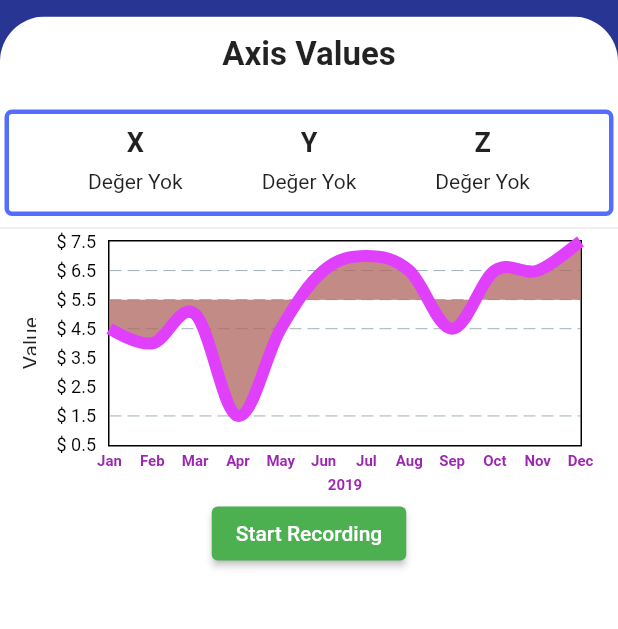
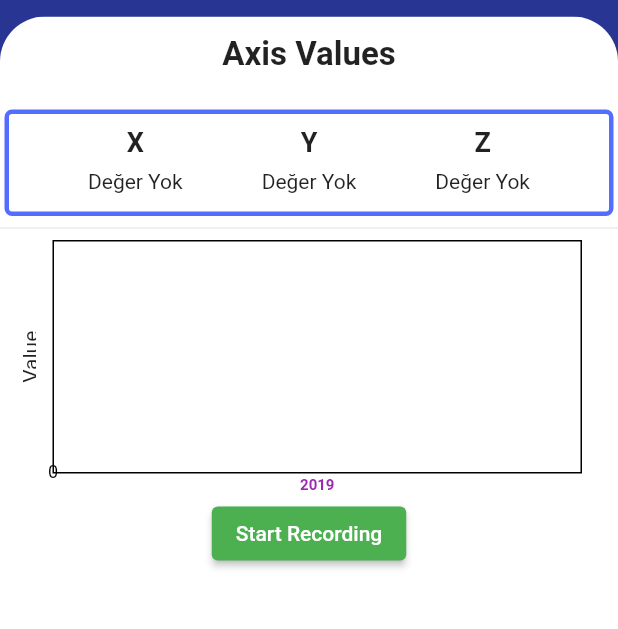
Before and after one commit to yuceltalha/vibration_analyzer, a Flutter app: the screen it shows after launch, on a phone screen of 412 x 824 dp, the part 51-680 px from its top. Run offline on Flutter 3.47's test engine with Material 2 defaults, Android fonts, the light colour scheme and no system bars; drawn by our look-alikes of fl_chart; our stand-ins replace charts_flutter, sensors_plus, syncfusion_flutter_charts; Roboto replaces fonts that are missing (Ibarra).

Commit message:
Chart Completed

```diff
--- a/lib/Screens/chart_ex.dart
+++ b/lib/Screens/chart_ex.dart
@@ -1,66 +1,14 @@
 import 'package:fl_chart/fl_chart.dart';
 import 'package:flutter/material.dart';
 
-class LineChartSample4 extends StatelessWidget {
-  const LineChartSample4({Key? key}) : super(key: key);
+// ignore: must_be_immutable
+class LineChartSample4 extends StatefulWidget {
+  List<double> mDataY;
+  List<double> mDataX;
+  List<double> mDataZ;
 
-  Widget bottomTitleWidgets(double value, TitleMeta meta) {
-    String text;
-    switch (value.toInt()) {
-      case 0:
-        text = 'Jan';
-        break;
-      case 1:
-        text = 'Feb';
-        break;
-      case 2:
-        text = 'Mar';
-        break;
-      case 3:
-        text = 'Apr';
-        break;
-      case 4:
-        text = 'May';
-        break;
-      case 5:
-        text = 'Jun';
-        break;
-      case 6:
-        text = 'Jul';
-        break;
-      case 7:
-        text = 'Aug';
-        break;
-      case 8:
-        text = 'Sep';
-        break;
-      case 9:
-        text = 'Oct';
-        break;
-      case 10:
-        text = 'Nov';
-        break;
-      case 11:
-        text = 'Dec';
-        break;
-      default:
-        return Container();
-    }
+  LineChartSample4({Key? key,required this.mDataX,required this.mDataZ,required this.mDataY}) : super(key: key);
 
-    return SideTitleWidget(
-      axisSide: meta.axisSide,
-      space: 4,
-      child: Text(text, style: _dateTextStyle),
-    );
-  }
-
-  Widget leftTitleWidgets(double value, TitleMeta meta) {
-    const style = TextStyle(color: Colors.black, fontSize: 12.0);
-    return SideTitleWidget(
-      axisSide: meta.axisSide,
-      child: Text('\$ ${value + 0.5}', style: style),
-    );
-  }
 
   static const _dateTextStyle = TextStyle(
     fontSize: 10,
@@ -69,9 +17,39 @@ class LineChartSample4 extends StatelessWidget {
   );
 
   @override
+  State<LineChartSample4> createState() => _LineChartSample4State();
+}
+
+class _LineChartSample4State extends State<LineChartSample4> {
+  double maxV = 0;
+
+  double minV = 0;
+
+  Widget leftTitleWidgets(double value, TitleMeta meta) {
+    if(value>maxV){maxV = value;}
+    if(value<minV){minV = value;}
+    const style = TextStyle(color: Colors.black, fontSize: 12.0);
+    return SideTitleWidget(
+      axisSide: meta.axisSide,
+      child: Text('${value.round()}', style: style),
+    );
+  }
+
+  @override
   Widget build(BuildContext context) {
-    const cutOffYValue = 5.0;
-
+    double cutOffYValue = widget.mDataY.length<100 ? 0 : widget.mDataY[50];
+  List<FlSpot> spotsY =
+      widget.mDataY.asMap().entries.map((e) {
+         return FlSpot(e.key.toDouble(), e.value);
+      }).toList();
+      List<FlSpot> spotsZ =
+      widget.mDataZ.asMap().entries.map((e) {
+         return FlSpot(e.key.toDouble(), e.value);
+      }).toList();
+      List<FlSpot> spotsX =
+      widget.mDataX.asMap().entries.map((e) {
+         return FlSpot(e.key.toDouble(), e.value);
+      }).toList();
     return AspectRatio(
       aspectRatio: 2.4,
       child: Padding(
@@ -81,31 +59,19 @@ class LineChartSample4 extends StatelessWidget {
             lineTouchData: LineTouchData(enabled: false),
             lineBarsData: [
               LineChartBarData(
-                spots: const [
-                  FlSpot(0, 4),
-                  FlSpot(1, 3.5),
-                  FlSpot(2, 4.5),
-                  FlSpot(3, 1),
-                  FlSpot(4, 4),
-                  FlSpot(5, 6),
-                  FlSpot(6, 6.5),
-                  FlSpot(7, 6),
-                  FlSpot(8, 4),
-                  FlSpot(9, 6),
-                  FlSpot(10, 6),
-                  FlSpot(11, 7),
-                ],
+                spots: spotsY,
                 isCurved: true,
-                barWidth: 8,
-                color: Colors.purpleAccent,
+                barWidth: 1,
+                color: Colors.green,
+
                 belowBarData: BarAreaData(
-                  show: true,
+                  show: false,
                   color: Colors.deepPurple.withOpacity(0.4),
                   cutOffY: cutOffYValue,
                   applyCutOffY: true,
                 ),
                 aboveBarData: BarAreaData(
-                  show: true,
+                  show: false,
                   color: Colors.orange.withOpacity(0.6),
                   cutOffY: cutOffYValue,
                   applyCutOffY: true,
@@ -114,8 +80,55 @@ class LineChartSample4 extends StatelessWidget {
                   show: false,
                 ),
               ),
+
+
+               LineChartBarData(
+                spots: spotsZ,
+                isCurved: true,
+                barWidth: 1,
+                color: Colors.black,
+
+                belowBarData: BarAreaData(
+                  show: false,
+                  color: Colors.deepPurple.withOpacity(0.4),
+                  cutOffY: cutOffYValue,
+                  applyCutOffY: true,
+                ),
+                aboveBarData: BarAreaData(
+                  show: false,
+                  color: Colors.orange.withOpacity(0.6),
+                  cutOffY: cutOffYValue,
+                  applyCutOffY: true,
+                ),
+                dotData: FlDotData(
+                  show: false,
+                ),
+              ),
+              LineChartBarData(
+                spots: spotsX,
+                isCurved: true,
+                barWidth: 1,
+                color: Colors.indigo,
+
+                belowBarData: BarAreaData(
+                  show: false,
+                  color: Colors.deepPurple.withOpacity(0.4),
+                  cutOffY: cutOffYValue,
+                  applyCutOffY: true,
+                ),
+                aboveBarData: BarAreaData(
+                  show: false,
+                  color: Colors.orange.withOpacity(0.6),
+                  cutOffY: cutOffYValue,
+                  applyCutOffY: true,
+                ),
+                dotData: FlDotData(
+                  show: false,
+                ),
+              ),
+
+
             ],
-            minY: 0,
             titlesData: FlTitlesData(
               show: true,
               topTitles: AxisTitles(
@@ -127,13 +140,13 @@ class LineChartSample4 extends StatelessWidget {
               bottomTitles: AxisTitles(
                 axisNameWidget: const Text(
                   '2019',
-                  style: _dateTextStyle,
+                  style: LineChartSample4._dateTextStyle,
                 ),
                 sideTitles: SideTitles(
-                  showTitles: true,
+                  showTitles: false,
                   reservedSize: 18,
                   interval: 1,
-                  getTitlesWidget: bottomTitleWidgets,
+                  //getTitlesWidget: bottomTitleWidgets,
                 ),
               ),
               leftTitles: AxisTitles(
@@ -144,8 +157,9 @@ class LineChartSample4 extends StatelessWidget {
                 ),
                 sideTitles: SideTitles(
                   showTitles: true,
-                  interval: 1,
-                  reservedSize: 40,
+                  interval: 3,
+                  reservedSize: 3,
+
                   getTitlesWidget: leftTitleWidgets,
                 ),
               ),
@@ -155,7 +169,7 @@ class LineChartSample4 extends StatelessWidget {
               drawVerticalLine: false,
               horizontalInterval: 1,
               checkToShowHorizontalLine: (double value) {
-                return value == 1 || value == 6 || value == 4 || value == 5;
+                return true;
               },
             ),
           ),
--- a/lib/Screens/home_page.dart
+++ b/lib/Screens/home_page.dart
@@ -22,15 +22,14 @@ class _HomePageState extends State<HomePage> {
   bool recording = false;
   StreamSubscription? streamSub;
   UserAccelerometerEvent? event;
-  List<double> liste = [0];
+  List<double> listeY = [0];
+  List<double> listeX = [0];
+  List<double> listeZ = [0];
   String recordStat = "Start Recording";
   var listLen = [];
 
   @override
   Widget build(BuildContext context) {
-    for (int i = 0; i < liste.length; i++) {
-      listLen.add([liste[i],i]);
-    }
     return Scaffold(
       backgroundColor: Colors.indigo.shade800,
       appBar: AppBar(
@@ -121,28 +120,11 @@ class _HomePageState extends State<HomePage> {
                     ],
                   ),
                 ),
-                /* SfCartesianChart(
-                  primaryXAxis: CategoryAxis(),
-                  // Chart title
-                  title: ChartTitle(text: 'Half yearly sales analysis'),
-                  // Enable legend
-                  legend: Legend(isVisible: true),
-                  // Enable tooltip
-                  tooltipBehavior: TooltipBehavior(enable: true),
-                  series: <ChartSeries>[
-                    LineSeries(
 
-                        dataSource: listLen,
-                        xValueMapper: (listLen, _) => listLen[1],
-                        yValueMapper: (listLen, _) => listLen[0],
-                        name: 'Sales',
-                        // Enable data label
-                        dataLabelSettings: const DataLabelSettings(isVisible: true))
-                  ],
-                ),*/
-                Divider(),
+                const Divider(),
 
-                LineChartSample4(),
+                LineChartSample4(
+                    mDataY: listeY, mDataX: listeX, mDataZ: listeZ),
 
                 //Record Button
 
@@ -155,7 +137,10 @@ class _HomePageState extends State<HomePage> {
                           start();
                         } else {
                           stop();
-                          liste = peaks(liste);
+                          listeY = peaks(listeY);
+                          listeX = peaks(listeX);
+                          print(peaks(listeX));
+                          listeZ = peaks(listeZ);
                         }
                       },
                     );
@@ -181,8 +166,39 @@ class _HomePageState extends State<HomePage> {
     streamSub = userAccelerometerEvents.listen((UserAccelerometerEvent eve) {
       setState(() {
         event = eve;
-        var val = roundDouble(event!.y);
-        liste.add(val);
+        var valY = roundDouble(event!.y);
+        var valX = roundDouble(event!.x);
+        var valZ = roundDouble(event!.z);
+
+        listeY.add(valY);
+        listeX.add(valX);
+        listeX.add(valZ);
+        for (int i = 0; i < listeY.length; i++) {
+          if (listeY.length < 100) {
+            break;
+          } else {
+            listeY.removeAt(0);
+          }
+        }
+
+
+        for (int i = 0; i < listeX.length; i++) {
+          if (listeX.length < 100) {
+            break;
+          } else {
+            listeX.removeAt(0);
+          }
+        }
+
+
+
+        for (int i = 0; i < listeZ.length; i++) {
+          if (listeZ.length < 100) {
+            break;
+          } else {
+            listeZ.removeAt(0);
+          }
+        }
       });
     });
     recording = !recording;
@@ -217,10 +233,12 @@ class _HomePageState extends State<HomePage> {
   peaks(List<double> a) {
     List<double> b = [a.first];
     for (int i = 1; i < a.length - 1; i++) {
-      if (a[i - 1] < a[i] && a[i] > a[i + 1]) {
-        b.add(a[i]);
-      } else if (a[i - 1] > a[i] && a[i] < a[i + 1]) {
-        b.add(a[i]);
+      if ((a[i + 1] - a[i]).abs() > 0.1) {
+        if (a[i - 1] < a[i] && a[i] > a[i + 1]) {
+          b.add(a[i]);
+        } else if (a[i - 1] > a[i] && a[i] < a[i + 1]) {
+          b.add(a[i]);
+        }
       }
     }
     b.add(a.last);
--- a/lib/main.dart
+++ b/lib/main.dart
@@ -1,8 +1,4 @@
-import 'dart:convert';
-
-import 'package:charts_flutter/flutter.dart';
 import 'package:flutter/material.dart';
-import 'package:vibration_catcher/Screens/chart_ex.dart';
 import 'Screens/home_page.dart';
 
 void main() {
```
